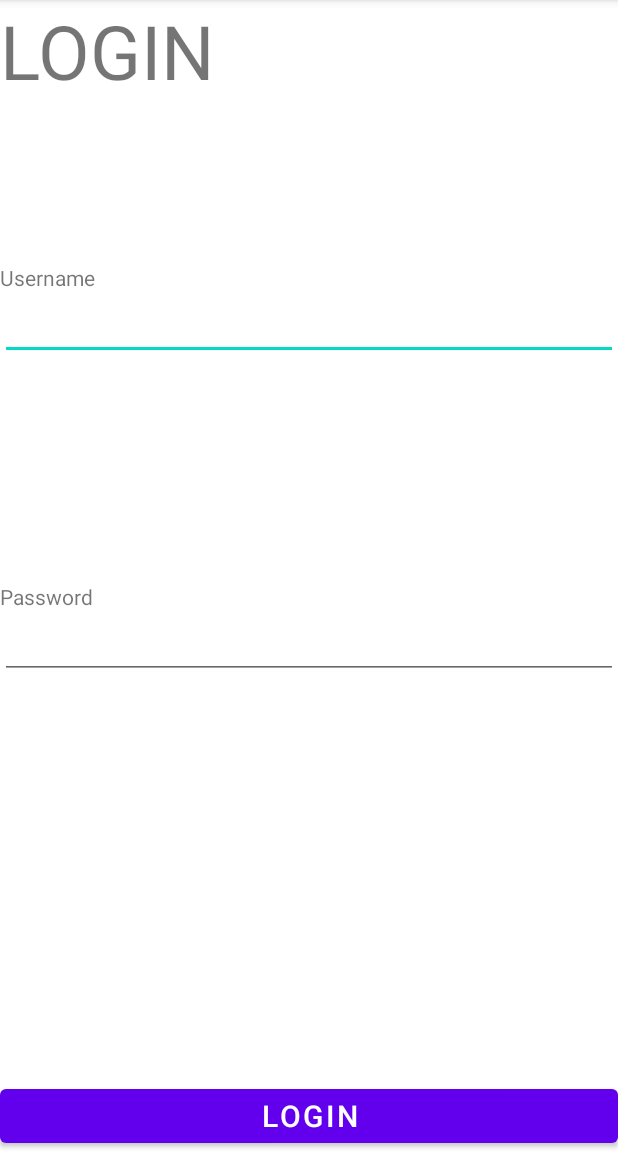
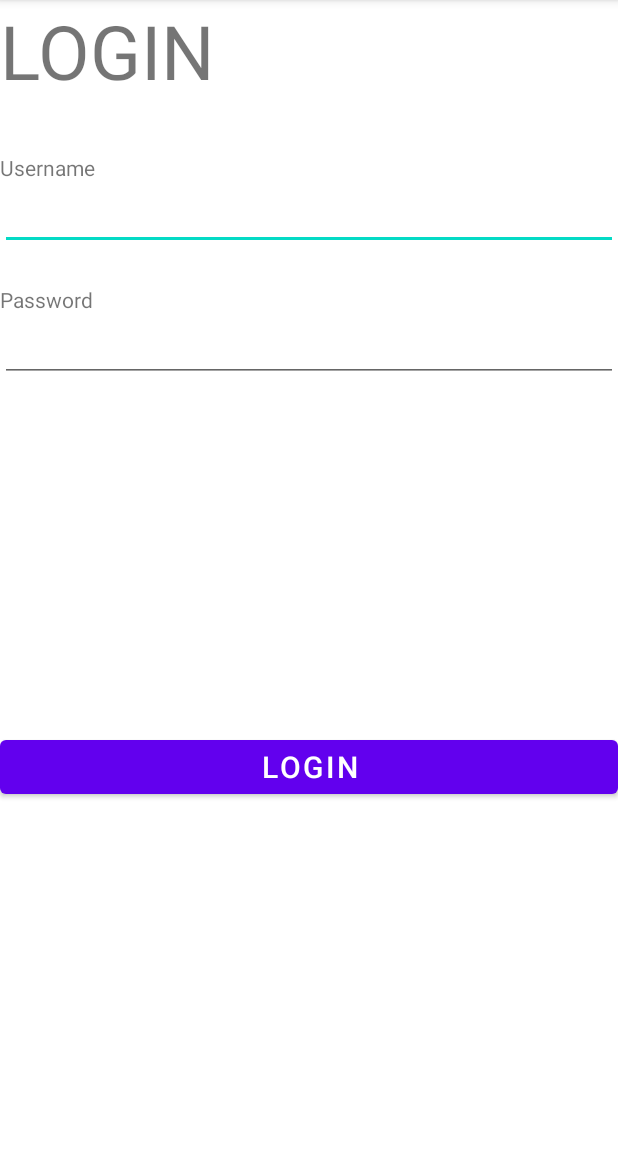
Before and after one commit to angrytako/lessons-booking-app-university, an Android app: the screen it shows after launch (MainActivity), in the side drawer, after a tap on "Login", on a phone screen of 412 x 824 dp, the part 84-1236 px from its top. Run offline under Robolectric (Android 15) with nearby library versions, the phone set to English and light mode, and no system bars; our stand-ins replace data binding.

Commit message:
almost completed login with reactive nav_bar

```diff
--- /dev/null
+++ b/app/src/main/java/com/happylearn/bindings/MenuController.java
@@ -0,0 +1,63 @@
+package com.happylearn.bindings;
+
+import android.view.Menu;
+
+import androidx.databinding.Observable;
+import androidx.databinding.ObservableField;
+
+import com.happylearn.R;
+public class MenuController {
+    private Menu menu;
+    private ObservableField<String>  role;
+
+    public MenuController(Menu menu, ObservableField<String> role) {
+        this.menu = menu;
+        this.role = role;
+        setToRightLayout();
+        role.addOnPropertyChangedCallback(new Observable.OnPropertyChangedCallback() {
+            @Override
+            public void onPropertyChanged(Observable sender, int propertyId) {
+                setToRightLayout();
+            }
+        });
+    }
+    private void setToRightLayout(){
+        if(isUserClient())
+            setMenuToClient();
+        else if (isUserAdmin())
+            setMenuToAdmin();
+        else
+            setMenuToGuest();
+    }
+    private boolean isUserClient(){
+        return role.get().equals("cliente");
+    }
+    private  boolean isUserAdmin(){
+        return role.get().equals("amministratore");
+    }
+    private void setAllToInvisible(){
+        for(int i = 0; i<menu.size(); i++){
+            menu.getItem(i).setVisible(false);
+        }
+    }
+    private void setVisible(int[] ids){
+        for(int id : ids){
+            menu.findItem(id).setVisible(true);
+        }
+    }
+    private void setMenuToGuest(){
+        setAllToInvisible();
+        int[] ids = {R.id.home_itm,R.id.login_itm};
+        setVisible(ids);
+    }
+    private void setMenuToClient(){
+        setAllToInvisible();
+        int[] ids = {R.id.home_itm,R.id.logout_itm,R.id.mie_prenotazioni_itm};
+        setVisible(ids);
+    }
+    private void setMenuToAdmin(){
+        setAllToInvisible();
+        int[] ids = {R.id.home_itm,R.id.logout_itm,R.id.mie_prenotazioni_itm,R.id.prenotazioni_itm};
+        setVisible(ids);
+    }
+}
--- a/app/src/main/java/com/happylearn/dao/UserData.java
+++ b/app/src/main/java/com/happylearn/dao/UserData.java
@@ -1,30 +1,33 @@
 package com.happylearn.dao;
 
+import androidx.databinding.Observable;
+import androidx.databinding.ObservableField;
+
 public class UserData {
-    String username;
+    ObservableField<String> username;
 
     public UserData(String username, String role) {
-        this.username = username;
-        this.role = role;
+        this.username = new ObservableField<>(username);
+        this.role = new ObservableField<>(role);
     }
 
-    public String getUsername() {
+    public ObservableField<String> getUsername() {
         return username;
     }
 
     public void setUsername(String username) {
-        this.username = username;
+        this.username.set(username);
     }
 
-    public String getRole() {
+    public ObservableField<String> getRole() {
         return role;
     }
 
     public void setRole(String role) {
-        this.role = role;
+        this.role.set(role);
     }
 
-    String role;
+    ObservableField<String> role;
 
     @Override
     public String toString() {
@@ -33,4 +36,5 @@ public class UserData {
                 ", role='" + role + '\'' +
                 '}';
     }
+
 }
--- a/app/src/main/java/com/happylearn/routes/Routes.java
+++ b/app/src/main/java/com/happylearn/routes/Routes.java
@@ -1,8 +1,6 @@
 package com.happylearn.routes;
 
-import com.happylearn.R;
-import com.happylearn.dao.SimpleMessage;
-import com.happylearn.dao.UserData;
+import com.happylearn.dao.SimpleUserData;
 import com.happylearn.dao.UserLogin;
 
 import retrofit2.Call;
@@ -11,5 +9,5 @@ import retrofit2.http.POST;
 
 public interface Routes {
     @POST("Noodle_war/loginServlet")
-    Call<UserData> login(@Body UserLogin userLogin);
+    Call<SimpleUserData> login(@Body UserLogin userLogin);
 }
--- a/app/src/main/java/com/happylearn/views/HappyLearnApplication.java
+++ b/app/src/main/java/com/happylearn/views/HappyLearnApplication.java
@@ -4,13 +4,15 @@ import android.app.Application;
 
 import androidx.databinding.Bindable;
 
+import com.happylearn.dao.UserData;
+
 public class HappyLearnApplication extends Application {
-    private String username;
-    public String getUsername(){
-        return username;
+    private UserData userData;
+    public UserData getUserData(){
+        return userData;
     }
-    public String setUsername(String username){
-        return username;
+    public void setUserData(UserData userData){
+        this.userData = userData;
     }
 
 
--- a/app/src/main/java/com/happylearn/views/MainActivity.java
+++ b/app/src/main/java/com/happylearn/views/MainActivity.java
@@ -3,23 +3,31 @@ package com.happylearn.views;
 import androidx.annotation.NonNull;
 import androidx.appcompat.app.ActionBarDrawerToggle;
 import androidx.appcompat.app.AppCompatActivity;
+import androidx.databinding.DataBindingUtil;
 import androidx.drawerlayout.widget.DrawerLayout;
 import androidx.fragment.app.Fragment;
 
 import android.app.Activity;
 import android.os.Bundle;
+import android.view.Menu;
 import android.view.MenuItem;
+import android.view.View;
 
 import com.google.android.material.navigation.NavigationView;
 import com.happylearn.R;
+import com.happylearn.bindings.MenuController;
+import com.happylearn.dao.UserData;
+import com.happylearn.databinding.ActivityMainBinding;
+import com.happylearn.databinding.NavHeaderBinding;
 
 public class MainActivity extends AppCompatActivity {
+    ActivityMainBinding mBinding;
     Fragment currentLoadedFragment = null;
     ActionBarDrawerToggle toggle = null;
     @Override
     protected void onCreate(Bundle savedInstanceState) {
         super.onCreate(savedInstanceState);
-        setContentView(R.layout.activity_main);
+        mBinding = DataBindingUtil.setContentView(this,R.layout.activity_main);
         DrawerLayout navbar = findViewById(R.id.drawer_layout);
         NavigationView navbarItems = findViewById(R.id.navbar_items_nv);
         toggle = new ActionBarDrawerToggle(this, navbar, R.string.menu_open, R.string.menu_close);
@@ -33,7 +41,17 @@ public class MainActivity extends AppCompatActivity {
                 .setReorderingAllowed(true)
                 .add(R.id.fragment_container, HomeFragment.class, null)
                 .commit();
-        String username =  ((HappyLearnApplication) this.getApplication()).getUsername();
+        //set initial userdata
+        //TODO network request for this one
+        UserData startingData = new UserData("Guest","guest");
+        ((HappyLearnApplication) this.getApplication()).setUserData(startingData);
+        //Bind to header
+        View hv = mBinding.navbarItemsNv.getHeaderView(0);
+        NavHeaderBinding.bind(hv).setUserData(startingData);
+        //Bind to menu
+        Menu mv = mBinding.navbarItemsNv.getMenu();
+        MenuController mc = new MenuController(mv, startingData.getRole());
+        mBinding.setUserData(startingData);
         Activity main = this;
         navbarItems.setNavigationItemSelectedListener((menuItem)->{
             switch (menuItem.getItemId()){
@@ -41,6 +59,7 @@ public class MainActivity extends AppCompatActivity {
                     navbar.closeDrawers();
                     getSupportFragmentManager().beginTransaction()
                             .setReorderingAllowed(true)
+                            .addToBackStack(null)
                             .remove(getSupportFragmentManager().getFragments().get(0))
                             .add(R.id.fragment_container, HomeFragment.class, null)
                             .commit();
@@ -49,6 +68,7 @@ public class MainActivity extends AppCompatActivity {
                     navbar.closeDrawers();
                     getSupportFragmentManager().beginTransaction()
                             .setReorderingAllowed(true)
+                            .addToBackStack(null)
                             .remove(getSupportFragmentManager().getFragments().get(0))
                             .add(R.id.fragment_container, LoginFragment.class, null)
                             .commit();
--- a/app/src/main/res/layout/activity_main.xml
+++ b/app/src/main/res/layout/activity_main.xml
@@ -1,4 +1,12 @@
 <?xml version="1.0" encoding="utf-8"?>
+<layout>
+<data>
+    <variable
+        name="userData"
+        type="com.happylearn.dao.UserData" />
+</data>
+
+
     <androidx.drawerlayout.widget.DrawerLayout xmlns:android="http://schemas.android.com/apk/res/android"
         xmlns:app="http://schemas.android.com/apk/res-auto"
         xmlns:tools="http://schemas.android.com/tools"
@@ -29,8 +37,9 @@
             android:layout_width="wrap_content"
             android:layout_height="match_parent"
             app:headerLayout="@layout/nav_header"
-        app:menu="@layout/nav_menu"
+            app:menu="@menu/nav_menu"
             android:layout_gravity="start"
             android:fitsSystemWindows="true"/>
 
     </androidx.drawerlayout.widget.DrawerLayout>
+</layout>
--- a/app/src/main/res/layout/fragment_login.xml
+++ b/app/src/main/res/layout/fragment_login.xml
@@ -56,19 +56,20 @@
         android:textSize="20sp"
         app:layout_constraintBottom_toBottomOf="@+id/textView"
         app:layout_constraintEnd_toEndOf="parent"
-        app:layout_constraintStart_toStartOf="parent" />
+        app:layout_constraintStart_toStartOf="parent"
+        app:layout_constraintTop_toBottomOf="@+id/password_et" />
 
     <androidx.constraintlayout.widget.Guideline
         android:id="@+id/guideline2"
         android:layout_width="wrap_content"
         android:layout_height="wrap_content"
         android:orientation="horizontal"
-        app:layout_constraintGuide_begin="453dp" />
+        app:layout_constraintGuide_begin="255dp" />
 
     <androidx.constraintlayout.widget.Guideline
         android:id="@+id/guideline3"
         android:layout_width="wrap_content"
         android:layout_height="wrap_content"
         android:orientation="horizontal"
-        app:layout_constraintGuide_begin="240dp" />
+        app:layout_constraintGuide_begin="167dp" />
 </androidx.constraintlayout.widget.ConstraintLayout>
--- /dev/null
+++ b/app/src/main/res/menu/nav_menu.xml
@@ -0,0 +1,23 @@
+<?xml version="1.0" encoding="utf-8"?>
+<menu xmlns:android="http://schemas.android.com/apk/res/android" android:id="@+id/nav_menu" xmlns:tools="http://schemas.android.com/tools"  tools:context=".MainActivity">
+    <item android:id="@+id/home_itm"
+        android:title="Home"/>
+    <item android:id="@+id/login_itm"
+        android:title="Login"
+        />
+
+    <!--        android:visibility="@{BindingUtils.isUserLogged(userData) ? View.VISIBLE : View.GONE}"-->
+    <item android:id="@+id/mie_prenotazioni_itm"
+        android:title="Mie Prenotazioni"
+        />
+    <!--        android:visibility="@{BindingUtils.isUserLogged(userData) ? View.VISIBLE : View.GONE}"-->
+    <item android:id="@+id/prenotazioni_itm"
+        android:title="Prenotazioni"
+        />
+
+    <!--        android:visibility="@{BindingUtils.isUserAdmin(userData) ? View.VISIBLE : View.GONE}"-->
+    <item android:id="@+id/logout_itm"
+        android:title="Logout"
+        />
+
+</menu>
```
Also changed, not shown: app/src/main/java/com/happylearn/bindings/BindingUtils.java (added, +12 -0 lines), app/src/main/java/com/happylearn/dao/SimpleUserData.java (added, +37 -0 lines), app/src/main/java/com/happylearn/routes/LoginController.java (+24 -8 lines), app/src/main/java/com/happylearn/views/LoginFragment.java (+10 -2 lines), app/src/main/res/layout/nav_header.xml (+8 -1 lines), app/src/main/res/layout/nav_menu.xml (deleted, +0 -7 lines). Lines whose indentation alone changed are shown as unchanged.
